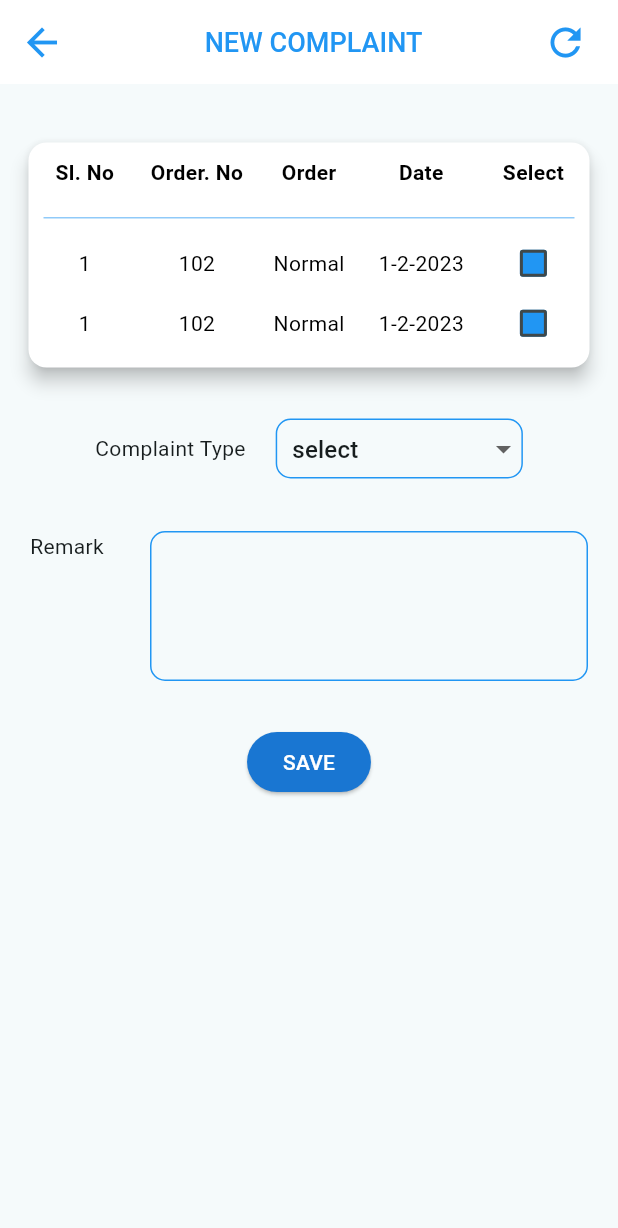
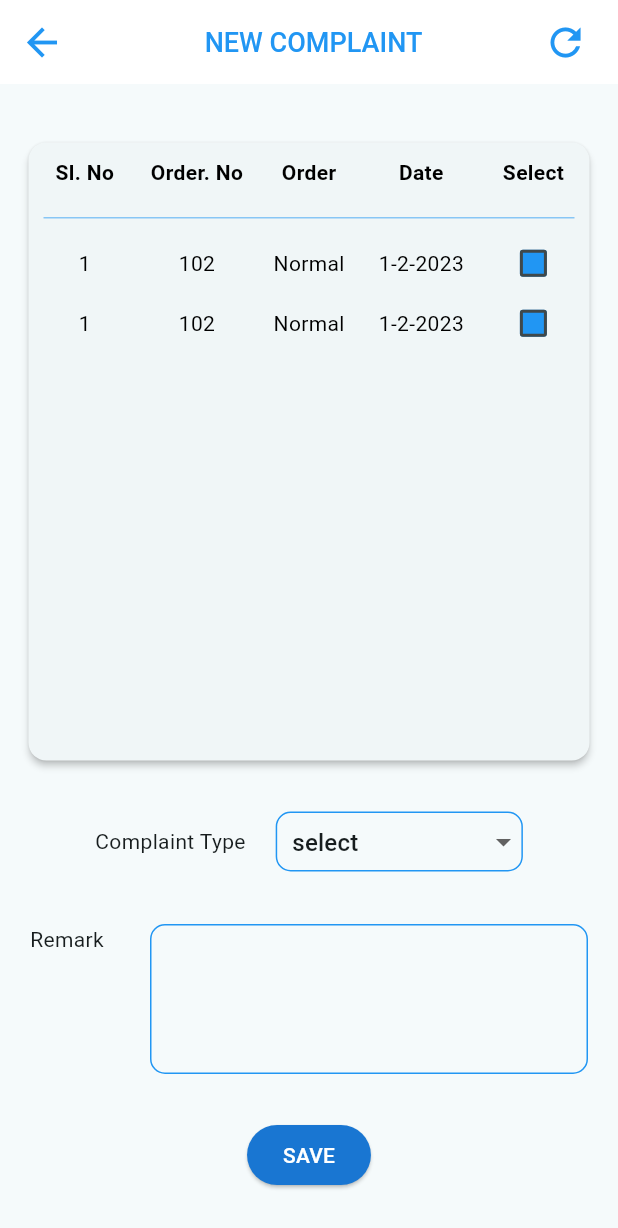
Before and after one commit to abhisheksr227/integrate3_screen, a Flutter app: the Complaint screen opened directly, after a tap on "NEW", on a phone screen of 412 x 824 dp. Shown: the top 1228 px of the screen. Run offline on Flutter 3.47's test engine with Material 2 defaults, Android fonts, the phone set to English and light mode, and no system bars; our stand-ins replace charts_flutter, dots_indicator, fl_chart, google_maps_flutter, pie_chart, share_plus and 1 more; missing offline and left inert: another_stepper.

Commit message:
git commit -m "second commit"

```diff
--- a/lib/Owners/Pages/Assign_Staff.dart
+++ b/lib/Owners/Pages/Assign_Staff.dart
@@ -166,7 +166,7 @@ class _AssignState extends State<Assign> {
               ),
             ),
             SizedBox(
-              height: MediaQuery.of(context).size.height,
+              height: MediaQuery.of(context).size.height*0.5,
               child: ListView.builder(
                 itemCount: 6,
                 itemBuilder: (context, index) {
--- a/lib/Owners/Pages/Complaint.dart
+++ b/lib/Owners/Pages/Complaint.dart
@@ -52,12 +52,12 @@ class _ComplaintState extends State<Complaint> {
               ),
             ),
             Padding(
-              padding: const EdgeInsets.all(15),
+              padding: const EdgeInsets.all(8),
               child: Card(
-                color: Colors.white,
-                elevation: 5,
+                surfaceTintColor: Colors.white,
+                elevation: 2,
                 child: SizedBox(
-                    height: 150,
+                    height: MediaQuery.of(context).size.height*0.5,
                     width: MediaQuery.of(context).size.width,
                     child: ListView.builder(
                         itemCount: 1,
@@ -124,7 +124,7 @@ class _ComplaintState extends State<Complaint> {
                               ),
                             ),
                             SizedBox(
-                              height: 100,
+                              height: MediaQuery.of(context).size.height*0.4,
                               width: MediaQuery.of(context).size.width,
                               child: ListView.builder(
                                   padding: EdgeInsets.zero,
--- a/lib/Owners/Pages/New_complaint.dart
+++ b/lib/Owners/Pages/New_complaint.dart
@@ -48,10 +48,10 @@ class _NewComplaintState extends State<NewComplaint> {
             SizedBox(height: 20,),
             Padding(
               padding: const EdgeInsets.all(15),
-              child: Card(elevation: 5,
-                color: Colors.white,
+              child: Card(elevation: 2,
+                surfaceTintColor: Colors.white,
                 child: SizedBox(
-                    height: 150,
+                    height: MediaQuery.of(context).size.height*0.5,
                     width: MediaQuery.of(context).size.width,
                     child: ListView.builder(
                         itemCount: 1,
@@ -118,7 +118,7 @@ class _NewComplaintState extends State<NewComplaint> {
                               ),
                             ),
                             SizedBox(
-                              height: 100,
+                              height: MediaQuery.of(context).size.height*0.4,
                               width: MediaQuery.of(context).size.width,
                               child: ListView.builder(
                                   padding: EdgeInsets.zero,
--- a/lib/Owners/Pages/Price_Group.dart
+++ b/lib/Owners/Pages/Price_Group.dart
@@ -111,7 +111,7 @@ class _PriceGroupState extends State<PriceGroup> {
               height: MediaQuery.of(context).size.height*0.5,
               width: MediaQuery.of(context).size.width,
               child: ListView.builder(
-                itemCount: 3,
+                itemCount: 20,
                 itemBuilder: (context, index) {
                   return
                     ListTile(
--- a/lib/Owners/Pages/ReadyForDispatch.dart
+++ b/lib/Owners/Pages/ReadyForDispatch.dart
@@ -80,8 +80,8 @@ class _ReadyForDispatchState extends State<ReadyForDispatch> {
             Padding(
               padding: const EdgeInsets.all(5),
               child: Card(
-                elevation: 5,
-                color: Colors.white,
+                elevation: 2,
+                surfaceTintColor: Colors.white,
                 child: Column(
                   children: [
                     Row(
@@ -176,7 +176,7 @@ class _ReadyForDispatchState extends State<ReadyForDispatch> {
                       ),
                     ),
                     SizedBox(
-                      height: 200,
+                      height: MediaQuery.of(context).size.height*0.68,
                       child: ListView.builder(
                         itemCount: 5,
                         itemBuilder: (context, index) {
--- a/lib/Owners/Pages/Serviceable_areas.dart
+++ b/lib/Owners/Pages/Serviceable_areas.dart
@@ -116,7 +116,7 @@ class _AreasState extends State<Areas> {
               ),
             ),
             SizedBox(
-              height: 200,
+              height: MediaQuery.of(context).size.height*0.5,
               width: MediaQuery.of(context).size.width,
               child: ListView.builder(
                 itemCount: 3,
```
Also changed, not shown: lib/Owners/Pages/AssignStaff.dart (+4 -4 lines), lib/Owners/Pages/Client_Management.dart (+5 -2 lines), lib/Owners/Pages/Create_Invoice.dart (+4 -4 lines), lib/Owners/Pages/Delivered.dart (+2 -6 lines), lib/Owners/Pages/Dispatch_Pending.dart (+4 -4 lines), lib/Owners/Pages/Expence_heads.dart (+5 -5 lines), lib/Owners/Pages/Outstanding.dart (+6 -6 lines), lib/Owners/Pages/Payment_history.dart (+7 -7 lines), lib/Owners/Pages/Price.dart (+4 -4 lines), lib/Owners/Pages/Revenue_Report.dart (+4 -4 lines).
